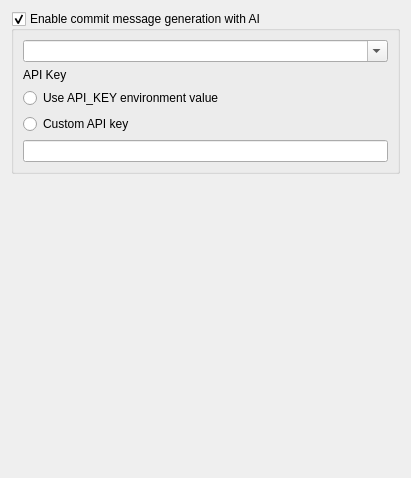
Above: src/SettingAiForm.ui from soramimi/Guitar before the change. Below: the same form after it.
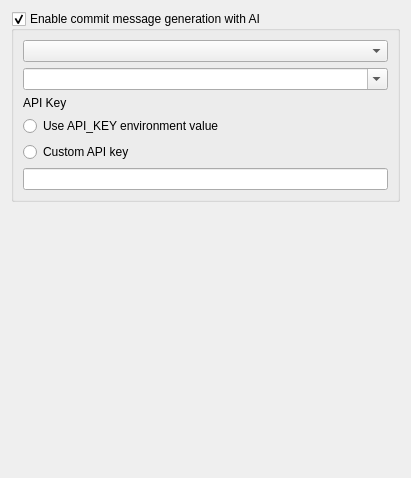
That is the form after the change.

Diff of the .ui file:
```diff
--- a/src/SettingAiForm.ui
+++ b/src/SettingAiForm.ui
@@ -26,6 +26,9 @@
       <bool>true</bool>
      </property>
      <layout class="QVBoxLayout" name="verticalLayout">
+      <item>
+       <widget class="QComboBox" name="comboBox_provider"/>
+      </item>
       <item>
        <widget class="QComboBox" name="comboBox_ai_model">
         <property name="editable">
```
Left out of the diff: 4 changed lines with no effect on the pictures.
